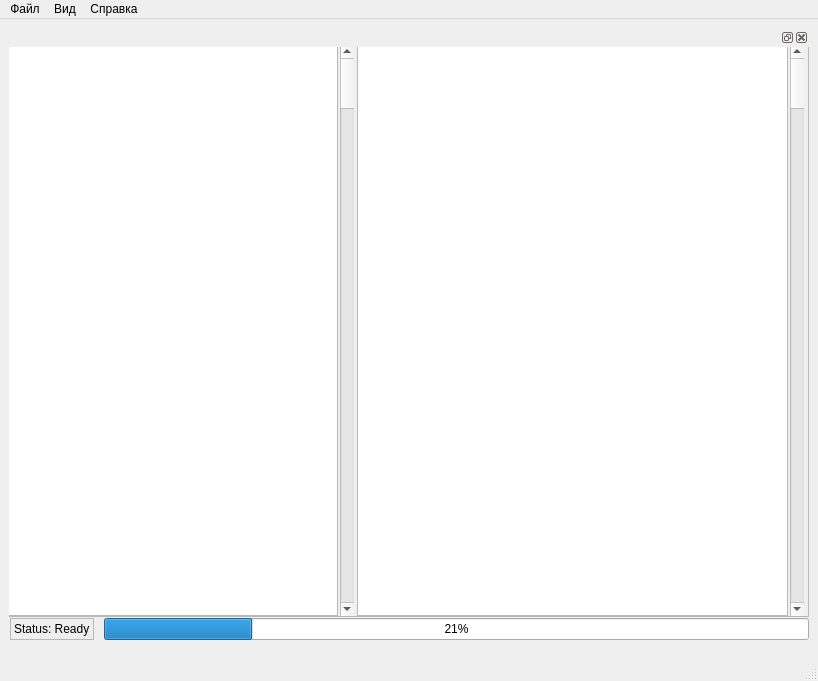
Old version of the form views/uimain.ui in the repository mikhaelsk/librarian.
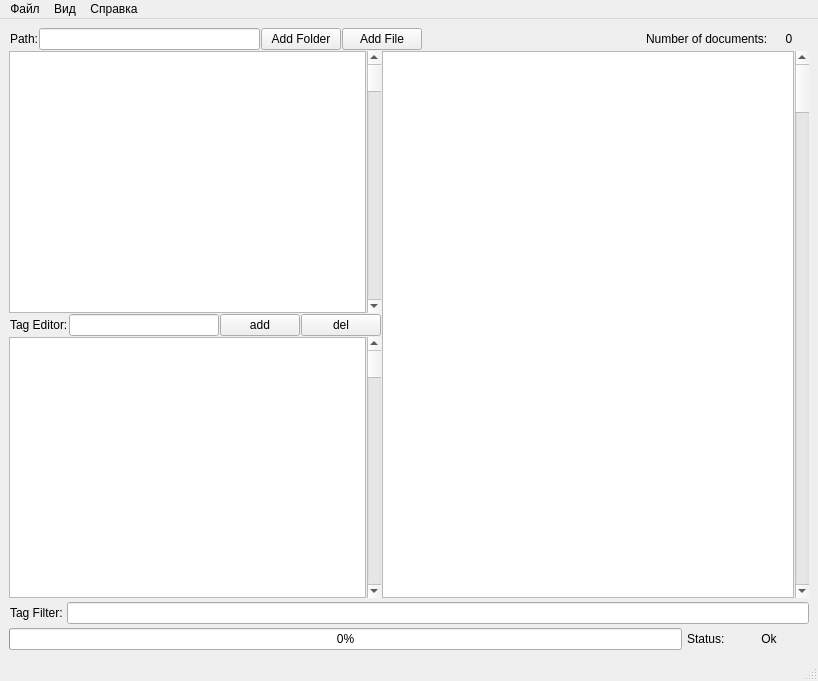
New version of the form.

```diff
--- a/views/uimain.ui
+++ b/views/uimain.ui
@@ -38,210 +38,248 @@
      <verstretch>0</verstretch>
     </sizepolicy>
    </property>
-   <layout class="QVBoxLayout" name="verticalLayout" stretch="0">
+   <layout class="QVBoxLayout" name="verticalLayout" stretch="60,3,1">
     <property name="spacing">
-     <number>12</number>
+     <number>4</number>
     </property>
     <property name="sizeConstraint">
-     <enum>QLayout::SetNoConstraint</enum>
+     <enum>QLayout::SetMinAndMaxSize</enum>
     </property>
     <item>
-     <widget class="QDockWidget" name="dockWidget_2">
-      <property name="sizePolicy">
-       <sizepolicy hsizetype="Expanding" vsizetype="Expanding">
-        <horstretch>0</horstretch>
-        <verstretch>0</verstretch>
-       </sizepolicy>
+     <layout class="QVBoxLayout" name="verticalLayout_2" stretch="1,25">
+      <property name="spacing">
+       <number>1</number>
       </property>
-      <property name="minimumSize">
-       <size>
-        <width>800</width>
-        <height>622</height>
-       </size>
-      </property>
-      <widget class="QWidget" name="dockWidgetContents_2">
-       <property name="sizePolicy">
-        <sizepolicy hsizetype="Expanding" vsizetype="Expanding">
-         <horstretch>0</horstretch>
-         <verstretch>0</verstretch>
-        </sizepolicy>
-       </property>
-       <property name="minimumSize">
-        <size>
-         <width>800</width>
-         <height>600</height>
-        </size>
-       </property>
-       <property name="baseSize">
-        <size>
-         <width>800</width>
-         <height>600</height>
-        </size>
-       </property>
-       <widget class="QWidget" name="verticalLayoutWidget">
-        <property name="geometry">
-         <rect>
-          <x>-1</x>
-          <y>-1</y>
-          <width>801</width>
-          <height>571</height>
-         </rect>
+      <item>
+       <layout class="QHBoxLayout" name="horizontalLayout_3">
+        <item>
+         <widget class="QLabel" name="label_7">
+          <property name="text">
+           <string>Path:</string>
+          </property>
+          <property name="indent">
+           <number>1</number>
+          </property>
+         </widget>
+        </item>
+        <item>
+         <widget class="QLineEdit" name="inputPathLine"/>
+        </item>
+        <item>
+         <widget class="QPushButton" name="addFolderButton">
+          <property name="text">
+           <string>Add Folder</string>
+          </property>
+         </widget>
+        </item>
+        <item>
+         <widget class="QPushButton" name="addFileButton">
+          <property name="text">
+           <string>Add File</string>
+          </property>
+         </widget>
+        </item>
+        <item>
+         <spacer name="horizontalSpacer">
+          <property name="orientation">
+           <enum>Qt::Horizontal</enum>
+          </property>
+          <property name="sizeHint" stdset="0">
+           <size>
+            <width>40</width>
+            <height>20</height>
+           </size>
+          </property>
+         </spacer>
+        </item>
+        <item>
+         <widget class="QLabel" name="label_2">
+          <property name="text">
+           <string>Number of documents:</string>
+          </property>
+          <property name="indent">
+           <number>2</number>
+          </property>
+         </widget>
+        </item>
+        <item>
+         <widget class="QLabel" name="label_3">
+          <property name="minimumSize">
+           <size>
+            <width>40</width>
+            <height>0</height>
+           </size>
+          </property>
+          <property name="text">
+           <string>0</string>
+          </property>
+          <property name="alignment">
+           <set>Qt::AlignCenter</set>
+          </property>
+         </widget>
+        </item>
+       </layout>
+      </item>
+      <item>
+       <layout class="QHBoxLayout" name="horizontalLayout_4" stretch="10,20,0">
+        <item>
+         <layout class="QVBoxLayout" name="verticalLayout_3" stretch="10,1,10">
+          <item>
+           <layout class="QHBoxLayout" name="horizontalLayout">
+            <item>
+             <widget class="QTreeView" name="treeView"/>
+            </item>
+            <item>
+             <widget class="QScrollBar" name="verticalScrollBar_2">
+              <property name="orientation">
+               <enum>Qt::Vertical</enum>
+              </property>
+             </widget>
+            </item>
+           </layout>
+          </item>
+          <item>
+           <layout class="QHBoxLayout" name="horizontalLayout_8">
+            <item>
+             <widget class="QLabel" name="label_5">
+              <property name="text">
+               <string>Tag Editor:</string>
+              </property>
+              <property name="indent">
+               <number>1</number>
+              </property>
+             </widget>
+            </item>
+            <item>
+             <widget class="QLineEdit" name="inputTagLine">
+              <property name="minimumSize">
+               <size>
+                <width>150</width>
+                <height>0</height>
+               </size>
+              </property>
+             </widget>
+            </item>
+            <item>
+             <widget class="QPushButton" name="addTagButton">
+              <property name="sizePolicy">
+               <sizepolicy hsizetype="Minimum" vsizetype="Fixed">
+                <horstretch>0</horstretch>
+                <verstretch>0</verstretch>
+               </sizepolicy>
+              </property>
+              <property name="text">
+               <string>add</string>
+              </property>
+             </widget>
+            </item>
+            <item>
+             <widget class="QPushButton" name="deleteTagButton">
+              <property name="text">
+               <string>del</string>
+              </property>
+             </widget>
+            </item>
+           </layout>
+          </item>
+          <item>
+           <layout class="QHBoxLayout" name="horizontalLayout_5">
+            <item>
+             <widget class="QListView" name="listView"/>
+            </item>
+            <item>
+             <widget class="QScrollBar" name="verticalScrollBar_3">
+              <property name="orientation">
+               <enum>Qt::Vertical</enum>
+              </property>
+             </widget>
+            </item>
+           </layout>
+          </item>
+         </layout>
+        </item>
+        <item>
+         <widget class="QColumnView" name="columnView"/>
+        </item>
+        <item>
+         <widget class="QScrollBar" name="verticalScrollBar">
+          <property name="orientation">
+           <enum>Qt::Vertical</enum>
+          </property>
+         </widget>
+        </item>
+       </layout>
+      </item>
+     </layout>
+    </item>
+    <item>
+     <layout class="QHBoxLayout" name="horizontalLayout_7">
+      <item>
+       <widget class="QLabel" name="label_4">
+        <property name="text">
+         <string>Tag Filter:</string>
         </property>
-        <layout class="QVBoxLayout" name="verticalLayout_2" stretch="0">
-         <property name="sizeConstraint">
-          <enum>QLayout::SetNoConstraint</enum>
-         </property>
-         <item>
-          <widget class="QFrame" name="frame">
-           <property name="sizePolicy">
-            <sizepolicy hsizetype="Expanding" vsizetype="Expanding">
-             <horstretch>0</horstretch>
-             <verstretch>0</verstretch>
-            </sizepolicy>
-           </property>
-           <property name="frameShape">
-            <enum>QFrame::StyledPanel</enum>
-           </property>
-           <property name="frameShadow">
-            <enum>QFrame::Raised</enum>
-           </property>
-           <widget class="QWidget" name="horizontalLayoutWidget_3">
-            <property name="geometry">
-             <rect>
-              <x>-1</x>
-              <y>-1</y>
-              <width>331</width>
-              <height>571</height>
-             </rect>
-            </property>
-            <layout class="QHBoxLayout" name="horizontalLayout_6">
-             <item>
-              <widget class="QTreeView" name="treeView_2"/>
-             </item>
-            </layout>
-           </widget>
-           <widget class="QWidget" name="horizontalLayoutWidget_6">
-            <property name="geometry">
-             <rect>
-              <x>329</x>
-              <y>-1</y>
-              <width>21</width>
-              <height>571</height>
-             </rect>
-            </property>
-            <layout class="QHBoxLayout" name="horizontalLayout_8">
-             <item>
-              <widget class="QScrollBar" name="verticalScrollBar_3">
-               <property name="orientation">
-                <enum>Qt::Vertical</enum>
-               </property>
-              </widget>
-             </item>
-            </layout>
-           </widget>
-           <widget class="QWidget" name="horizontalLayoutWidget_7">
-            <property name="geometry">
-             <rect>
-              <x>349</x>
-              <y>-1</y>
-              <width>431</width>
-              <height>571</height>
-             </rect>
-            </property>
-            <layout class="QHBoxLayout" name="horizontalLayout_9">
-             <item>
-              <widget class="QColumnView" name="columnView_2"/>
-             </item>
-            </layout>
-           </widget>
-           <widget class="QWidget" name="horizontalLayoutWidget_8">
-            <property name="geometry">
-             <rect>
-              <x>779</x>
-              <y>-1</y>
-              <width>21</width>
-              <height>571</height>
-             </rect>
-            </property>
-            <layout class="QHBoxLayout" name="horizontalLayout_11">
-             <item>
-              <widget class="QScrollBar" name="verticalScrollBar_4">
-               <property name="orientation">
-                <enum>Qt::Vertical</enum>
-               </property>
-              </widget>
-             </item>
-            </layout>
-           </widget>
-          </widget>
-         </item>
-        </layout>
+        <property name="indent">
+         <number>1</number>
+        </property>
        </widget>
-       <widget class="QWidget" name="verticalLayoutWidget_2">
-        <property name="geometry">
-         <rect>
-          <x>-1</x>
-          <y>570</y>
-          <width>801</width>
-          <height>25</height>
-         </rect>
+      </item>
+      <item>
+       <widget class="QLineEdit" name="inputTagFilter"/>
+      </item>
+     </layout>
+    </item>
+    <item>
+     <layout class="QHBoxLayout" name="horizontalLayout_2">
+      <item>
+       <widget class="QProgressBar" name="progressBar">
+        <property name="value">
+         <number>0</number>
         </property>
-        <layout class="QVBoxLayout" name="verticalLayout_5" stretch="0">
-         <item>
-          <layout class="QHBoxLayout" name="horizontalLayout">
-           <property name="spacing">
-            <number>10</number>
-           </property>
-           <property name="sizeConstraint">
-            <enum>QLayout::SetDefaultConstraint</enum>
-           </property>
-           <property name="leftMargin">
-            <number>2</number>
-           </property>
-           <item>
-            <widget class="QLabel" name="label">
-             <property name="baseSize">
-              <size>
-               <width>0</width>
-               <height>0</height>
-              </size>
-             </property>
-             <property name="frameShape">
-              <enum>QFrame::StyledPanel</enum>
-             </property>
-             <property name="frameShadow">
-              <enum>QFrame::Raised</enum>
-             </property>
-             <property name="lineWidth">
-              <number>5</number>
-             </property>
-             <property name="text">
-              <string>Status: Ready</string>
-             </property>
-            </widget>
-           </item>
-           <item>
-            <widget class="QProgressBar" name="progressBar">
-             <property name="baseSize">
-              <size>
-               <width>0</width>
-               <height>0</height>
-              </size>
-             </property>
-             <property name="maximum">
-              <number>100</number>
-             </property>
-             <property name="value">
-              <number>21</number>
-             </property>
-            </widget>
-           </item>
-          </layout>
-         </item>
-        </layout>
        </widget>
-      </widget>
-     </widget>
+      </item>
+      <item>
+       <widget class="QLabel" name="label">
+        <property name="minimumSize">
+         <size>
+          <width>0</width>
+          <height>0</height>
+         </size>
+        </property>
+        <property name="text">
+         <string>Status:</string>
+        </property>
+        <property name="scaledContents">
+         <bool>true</bool>
+        </property>
+        <property name="margin">
+         <number>3</number>
+        </property>
+        <property name="indent">
+         <number>1</number>
+        </property>
+       </widget>
+      </item>
+      <item>
+       <widget class="QLabel" name="label_6">
+        <property name="minimumSize">
+         <size>
+          <width>80</width>
+          <height>0</height>
+         </size>
+        </property>
+        <property name="text">
+         <string>Ok</string>
+        </property>
+        <property name="alignment">
+         <set>Qt::AlignCenter</set>
+        </property>
+        <property name="indent">
+         <number>1</number>
+        </property>
+       </widget>
+      </item>
+     </layout>
     </item>
    </layout>
   </widget>
```
Left out of the diff: 119 changed lines with no effect on the pictures.
